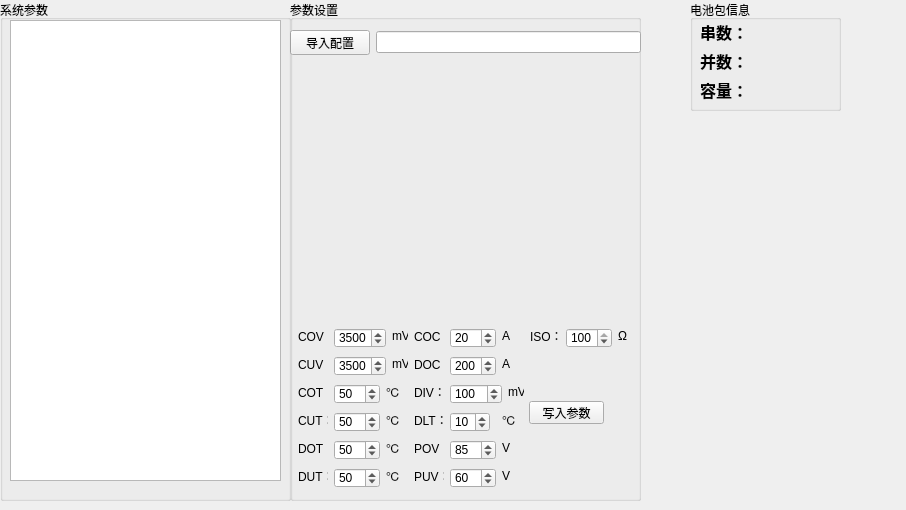
This is SysPraModel.ui in zhuyanliang/GlobelCanTools as Qt 5 draws it before an edit. The edited form follows.
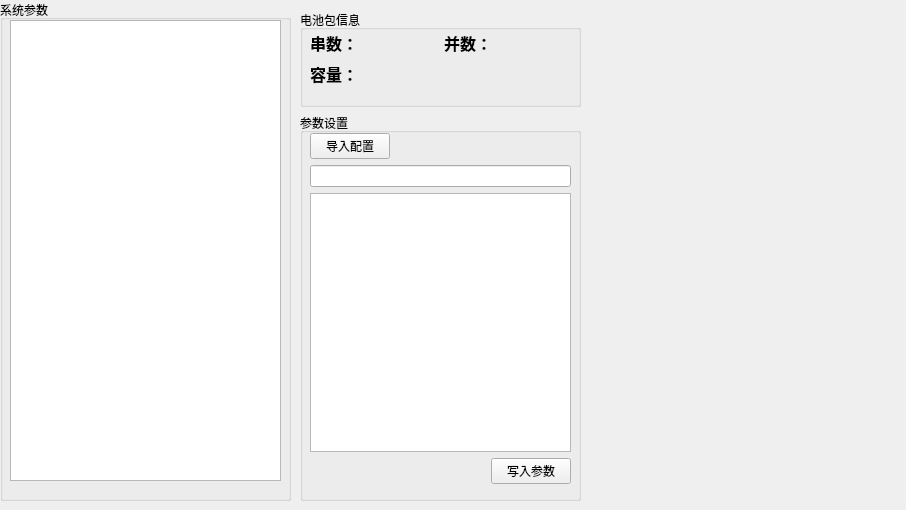
This is the edited form.

Commit message: setConfig function is ok

```diff
--- a/SysPraModel.ui
+++ b/SysPraModel.ui
@@ -13,773 +13,6 @@
   <property name="windowTitle">
    <string>Form</string>
   </property>
-  <widget class="QGroupBox" name="groupBox">
-   <property name="geometry">
-    <rect>
-     <x>290</x>
-     <y>0</y>
-     <width>351</width>
-     <height>501</height>
-    </rect>
-   </property>
-   <property name="title">
-    <string>参数设置</string>
-   </property>
-   <widget class="QPushButton" name="pushButtonWritePra">
-    <property name="geometry">
-     <rect>
-      <x>239</x>
-      <y>401</y>
-      <width>75</width>
-      <height>23</height>
-     </rect>
-    </property>
-    <property name="text">
-     <string>写入参数</string>
-    </property>
-   </widget>
-   <widget class="QSpinBox" name="spinBoxCOT">
-    <property name="geometry">
-     <rect>
-      <x>44</x>
-      <y>384</y>
-      <width>46</width>
-      <height>20</height>
-     </rect>
-    </property>
-    <property name="minimum">
-     <number>-50</number>
-    </property>
-    <property name="maximum">
-     <number>100</number>
-    </property>
-    <property name="value">
-     <number>50</number>
-    </property>
-   </widget>
-   <widget class="QLabel" name="labelSetCOV_3">
-    <property name="geometry">
-     <rect>
-      <x>8</x>
-      <y>384</y>
-      <width>30</width>
-      <height>16</height>
-     </rect>
-    </property>
-    <property name="text">
-     <string>COT：</string>
-    </property>
-   </widget>
-   <widget class="QLabel" name="label_27">
-    <property name="geometry">
-     <rect>
-      <x>96</x>
-      <y>384</y>
-      <width>16</width>
-      <height>16</height>
-     </rect>
-    </property>
-    <property name="text">
-     <string>℃</string>
-    </property>
-   </widget>
-   <widget class="QLabel" name="label_28">
-    <property name="geometry">
-     <rect>
-      <x>96</x>
-      <y>412</y>
-      <width>16</width>
-      <height>16</height>
-     </rect>
-    </property>
-    <property name="text">
-     <string>℃</string>
-    </property>
-   </widget>
-   <widget class="QSpinBox" name="spinBoxCUT">
-    <property name="geometry">
-     <rect>
-      <x>44</x>
-      <y>412</y>
-      <width>46</width>
-      <height>20</height>
-     </rect>
-    </property>
-    <property name="minimum">
-     <number>-50</number>
-    </property>
-    <property name="maximum">
-     <number>100</number>
-    </property>
-    <property name="value">
-     <number>50</number>
-    </property>
-   </widget>
-   <widget class="QLabel" name="labelSetCOV_4">
-    <property name="geometry">
-     <rect>
-      <x>8</x>
-      <y>412</y>
-      <width>30</width>
-      <height>16</height>
-     </rect>
-    </property>
-    <property name="text">
-     <string>CUT：</string>
-    </property>
-   </widget>
-   <widget class="QSpinBox" name="spinBoxDOT">
-    <property name="geometry">
-     <rect>
-      <x>44</x>
-      <y>440</y>
-      <width>46</width>
-      <height>20</height>
-     </rect>
-    </property>
-    <property name="minimum">
-     <number>-50</number>
-    </property>
-    <property name="maximum">
-     <number>100</number>
-    </property>
-    <property name="value">
-     <number>50</number>
-    </property>
-   </widget>
-   <widget class="QLabel" name="label_29">
-    <property name="geometry">
-     <rect>
-      <x>96</x>
-      <y>440</y>
-      <width>16</width>
-      <height>16</height>
-     </rect>
-    </property>
-    <property name="text">
-     <string>℃</string>
-    </property>
-   </widget>
-   <widget class="QLabel" name="labelSetCOV_5">
-    <property name="geometry">
-     <rect>
-      <x>8</x>
-      <y>440</y>
-      <width>30</width>
-      <height>16</height>
-     </rect>
-    </property>
-    <property name="text">
-     <string>DOT：</string>
-    </property>
-   </widget>
-   <widget class="QLabel" name="labelSetCOV_11">
-    <property name="geometry">
-     <rect>
-      <x>8</x>
-      <y>468</y>
-      <width>30</width>
-      <height>16</height>
-     </rect>
-    </property>
-    <property name="text">
-     <string>DUT：</string>
-    </property>
-   </widget>
-   <widget class="QLabel" name="label_49">
-    <property name="geometry">
-     <rect>
-      <x>96</x>
-      <y>468</y>
-      <width>16</width>
-      <height>16</height>
-     </rect>
-    </property>
-    <property name="text">
-     <string>℃</string>
-    </property>
-   </widget>
-   <widget class="QSpinBox" name="spinBoxDUT">
-    <property name="geometry">
-     <rect>
-      <x>44</x>
-      <y>468</y>
-      <width>46</width>
-      <height>20</height>
-     </rect>
-    </property>
-    <property name="minimum">
-     <number>-50</number>
-    </property>
-    <property name="maximum">
-     <number>100</number>
-    </property>
-    <property name="value">
-     <number>50</number>
-    </property>
-   </widget>
-   <widget class="QSpinBox" name="spinBoxCOV">
-    <property name="geometry">
-     <rect>
-      <x>44</x>
-      <y>328</y>
-      <width>52</width>
-      <height>20</height>
-     </rect>
-    </property>
-    <property name="minimum">
-     <number>2000</number>
-    </property>
-    <property name="maximum">
-     <number>4500</number>
-    </property>
-    <property name="singleStep">
-     <number>100</number>
-    </property>
-    <property name="value">
-     <number>3500</number>
-    </property>
-   </widget>
-   <widget class="QLabel" name="label_25">
-    <property name="geometry">
-     <rect>
-      <x>102</x>
-      <y>328</y>
-      <width>16</width>
-      <height>16</height>
-     </rect>
-    </property>
-    <property name="text">
-     <string>mV</string>
-    </property>
-   </widget>
-   <widget class="QLabel" name="labelSetCOV">
-    <property name="geometry">
-     <rect>
-      <x>8</x>
-      <y>328</y>
-      <width>30</width>
-      <height>16</height>
-     </rect>
-    </property>
-    <property name="text">
-     <string>COV：</string>
-    </property>
-   </widget>
-   <widget class="QLabel" name="labelSetCOV_2">
-    <property name="geometry">
-     <rect>
-      <x>8</x>
-      <y>356</y>
-      <width>30</width>
-      <height>16</height>
-     </rect>
-    </property>
-    <property name="text">
-     <string>CUV：</string>
-    </property>
-   </widget>
-   <widget class="QSpinBox" name="spinBoxCUV">
-    <property name="geometry">
-     <rect>
-      <x>44</x>
-      <y>356</y>
-      <width>52</width>
-      <height>20</height>
-     </rect>
-    </property>
-    <property name="minimum">
-     <number>2000</number>
-    </property>
-    <property name="maximum">
-     <number>4500</number>
-    </property>
-    <property name="singleStep">
-     <number>100</number>
-    </property>
-    <property name="value">
-     <number>3500</number>
-    </property>
-   </widget>
-   <widget class="QLabel" name="label_26">
-    <property name="geometry">
-     <rect>
-      <x>102</x>
-      <y>356</y>
-      <width>16</width>
-      <height>16</height>
-     </rect>
-    </property>
-    <property name="text">
-     <string>mV</string>
-    </property>
-   </widget>
-   <widget class="QLabel" name="label_50">
-    <property name="geometry">
-     <rect>
-      <x>212</x>
-      <y>328</y>
-      <width>16</width>
-      <height>16</height>
-     </rect>
-    </property>
-    <property name="text">
-     <string>A</string>
-    </property>
-   </widget>
-   <widget class="QSpinBox" name="spinBoxCOC">
-    <property name="geometry">
-     <rect>
-      <x>160</x>
-      <y>328</y>
-      <width>46</width>
-      <height>20</height>
-     </rect>
-    </property>
-    <property name="minimum">
-     <number>0</number>
-    </property>
-    <property name="maximum">
-     <number>500</number>
-    </property>
-    <property name="value">
-     <number>20</number>
-    </property>
-   </widget>
-   <widget class="QLabel" name="labelSetCOV_12">
-    <property name="geometry">
-     <rect>
-      <x>124</x>
-      <y>328</y>
-      <width>30</width>
-      <height>16</height>
-     </rect>
-    </property>
-    <property name="text">
-     <string>COC：</string>
-    </property>
-   </widget>
-   <widget class="QSpinBox" name="spinBoxDOC">
-    <property name="geometry">
-     <rect>
-      <x>160</x>
-      <y>356</y>
-      <width>46</width>
-      <height>20</height>
-     </rect>
-    </property>
-    <property name="minimum">
-     <number>0</number>
-    </property>
-    <property name="maximum">
-     <number>500</number>
-    </property>
-    <property name="value">
-     <number>200</number>
-    </property>
-   </widget>
-   <widget class="QLabel" name="labelSetCOV_13">
-    <property name="geometry">
-     <rect>
-      <x>124</x>
-      <y>356</y>
-      <width>30</width>
-      <height>16</height>
-     </rect>
-    </property>
-    <property name="text">
-     <string>DOC：</string>
-    </property>
-   </widget>
-   <widget class="QLabel" name="label_51">
-    <property name="geometry">
-     <rect>
-      <x>212</x>
-      <y>356</y>
-      <width>16</width>
-      <height>16</height>
-     </rect>
-    </property>
-    <property name="text">
-     <string>A</string>
-    </property>
-   </widget>
-   <widget class="QLabel" name="label_52">
-    <property name="geometry">
-     <rect>
-      <x>218</x>
-      <y>384</y>
-      <width>16</width>
-      <height>16</height>
-     </rect>
-    </property>
-    <property name="text">
-     <string>mV</string>
-    </property>
-   </widget>
-   <widget class="QSpinBox" name="spinBoxDIV">
-    <property name="geometry">
-     <rect>
-      <x>160</x>
-      <y>384</y>
-      <width>52</width>
-      <height>20</height>
-     </rect>
-    </property>
-    <property name="minimum">
-     <number>0</number>
-    </property>
-    <property name="maximum">
-     <number>1000</number>
-    </property>
-    <property name="singleStep">
-     <number>10</number>
-    </property>
-    <property name="value">
-     <number>100</number>
-    </property>
-   </widget>
-   <widget class="QLabel" name="labelSetCOV_14">
-    <property name="geometry">
-     <rect>
-      <x>124</x>
-      <y>384</y>
-      <width>30</width>
-      <height>16</height>
-     </rect>
-    </property>
-    <property name="text">
-     <string>DIV：</string>
-    </property>
-   </widget>
-   <widget class="QSpinBox" name="spinBoxDLT">
-    <property name="geometry">
-     <rect>
-      <x>160</x>
-      <y>412</y>
-      <width>40</width>
-      <height>20</height>
-     </rect>
-    </property>
-    <property name="minimum">
-     <number>0</number>
-    </property>
-    <property name="maximum">
-     <number>50</number>
-    </property>
-    <property name="value">
-     <number>10</number>
-    </property>
-   </widget>
-   <widget class="QLabel" name="labelSetCOV_15">
-    <property name="geometry">
-     <rect>
-      <x>124</x>
-      <y>412</y>
-      <width>30</width>
-      <height>16</height>
-     </rect>
-    </property>
-    <property name="text">
-     <string>DLT：</string>
-    </property>
-   </widget>
-   <widget class="QLabel" name="label_53">
-    <property name="geometry">
-     <rect>
-      <x>212</x>
-      <y>412</y>
-      <width>16</width>
-      <height>16</height>
-     </rect>
-    </property>
-    <property name="text">
-     <string>℃</string>
-    </property>
-   </widget>
-   <widget class="QLabel" name="label_54">
-    <property name="geometry">
-     <rect>
-      <x>212</x>
-      <y>440</y>
-      <width>16</width>
-      <height>16</height>
-     </rect>
-    </property>
-    <property name="text">
-     <string>V</string>
-    </property>
-   </widget>
-   <widget class="QLabel" name="labelSetCOV_16">
-    <property name="geometry">
-     <rect>
-      <x>124</x>
-      <y>440</y>
-      <width>30</width>
-      <height>16</height>
-     </rect>
-    </property>
-    <property name="text">
-     <string>POV：</string>
-    </property>
-   </widget>
-   <widget class="QSpinBox" name="spinBoxPOV">
-    <property name="geometry">
-     <rect>
-      <x>160</x>
-      <y>440</y>
-      <width>46</width>
-      <height>20</height>
-     </rect>
-    </property>
-    <property name="minimum">
-     <number>0</number>
-    </property>
-    <property name="maximum">
-     <number>100</number>
-    </property>
-    <property name="singleStep">
-     <number>1</number>
-    </property>
-    <property name="value">
-     <number>85</number>
-    </property>
-   </widget>
-   <widget class="QSpinBox" name="spinBoxCUV_3">
-    <property name="geometry">
-     <rect>
-      <x>160</x>
-      <y>468</y>
-      <width>46</width>
-      <height>20</height>
-     </rect>
-    </property>
-    <property name="minimum">
-     <number>0</number>
-    </property>
-    <property name="maximum">
-     <number>100</number>
-    </property>
-    <property name="singleStep">
-     <number>1</number>
-    </property>
-    <property name="value">
-     <number>60</number>
-    </property>
-   </widget>
-   <widget class="QLabel" name="labelSetCOV_17">
-    <property name="geometry">
-     <rect>
-      <x>124</x>
-      <y>468</y>
-      <width>30</width>
-      <height>16</height>
-     </rect>
-    </property>
-    <property name="text">
-     <string>PUV：</string>
-    </property>
-   </widget>
-   <widget class="QLabel" name="label_55">
-    <property name="geometry">
-     <rect>
-      <x>212</x>
-      <y>468</y>
-      <width>16</width>
-      <height>16</height>
-     </rect>
-    </property>
-    <property name="text">
-     <string>V</string>
-    </property>
-   </widget>
-   <widget class="QSpinBox" name="spinBoxISO">
-    <property name="geometry">
-     <rect>
-      <x>276</x>
-      <y>328</y>
-      <width>46</width>
-      <height>20</height>
-     </rect>
-    </property>
-    <property name="minimum">
-     <number>0</number>
-    </property>
-    <property name="maximum">
-     <number>100</number>
-    </property>
-    <property name="singleStep">
-     <number>1</number>
-    </property>
-    <property name="value">
-     <number>100</number>
-    </property>
-   </widget>
-   <widget class="QLabel" name="label_56">
-    <property name="geometry">
-     <rect>
-      <x>328</x>
-      <y>328</y>
-      <width>16</width>
-      <height>16</height>
-     </rect>
-    </property>
-    <property name="text">
-     <string>Ω</string>
-    </property>
-   </widget>
-   <widget class="QLabel" name="labelSetCOV_18">
-    <property name="geometry">
-     <rect>
-      <x>240</x>
-      <y>328</y>
-      <width>30</width>
-      <height>16</height>
-     </rect>
-    </property>
-    <property name="text">
-     <string>ISO：</string>
-    </property>
-   </widget>
-   <widget class="QWidget" name="">
-    <property name="geometry">
-     <rect>
-      <x>0</x>
-      <y>30</y>
-      <width>351</width>
-      <height>25</height>
-     </rect>
-    </property>
-    <layout class="QHBoxLayout" name="horizontalLayout">
-     <item>
-      <widget class="QPushButton" name="pushButtonImportConfig">
-       <property name="text">
-        <string>导入配置</string>
-       </property>
-      </widget>
-     </item>
-     <item>
-      <widget class="QLineEdit" name="lineEditConfigFilePath"/>
-     </item>
-    </layout>
-   </widget>
-  </widget>
-  <widget class="QGroupBox" name="groupBoxPackInfo">
-   <property name="geometry">
-    <rect>
-     <x>690</x>
-     <y>0</y>
-     <width>151</width>
-     <height>111</height>
-    </rect>
-   </property>
-   <property name="title">
-    <string>电池包信息</string>
-   </property>
-   <widget class="QWidget" name="layoutWidget_2">
-    <property name="geometry">
-     <rect>
-      <x>10</x>
-      <y>20</y>
-      <width>131</width>
-      <height>81</height>
-     </rect>
-    </property>
-    <layout class="QVBoxLayout" name="verticalLayout_3">
-     <item>
-      <layout class="QHBoxLayout" name="horizontalLayout_8" stretch="1,2">
-       <item>
-        <widget class="QLabel" name="label_21">
-         <property name="font">
-          <font>
-           <family>Agency FB</family>
-           <pointsize>12</pointsize>
-           <weight>75</weight>
-           <bold>true</bold>
-          </font>
-         </property>
-         <property name="text">
-          <string>串数：</string>
-         </property>
-        </widget>
-       </item>
-       <item>
-        <widget class="QLabel" name="labelSeriesNum">
-         <property name="text">
-          <string/>
-         </property>
-        </widget>
-       </item>
-      </layout>
-     </item>
-     <item>
-      <layout class="QHBoxLayout" name="horizontalLayout_9" stretch="1,2">
-       <item>
-        <widget class="QLabel" name="label_22">
-         <property name="font">
-          <font>
-           <family>Agency FB</family>
-           <pointsize>12</pointsize>
-           <weight>75</weight>
-           <bold>true</bold>
-          </font>
-         </property>
-         <property name="text">
-          <string>并数：</string>
-         </property>
-        </widget>
-       </item>
-       <item>
-        <widget class="QLabel" name="labelParallelNum">
-         <property name="text">
-          <string/>
-         </property>
-        </widget>
-       </item>
-      </layout>
-     </item>
-     <item>
-      <layout class="QHBoxLayout" name="horizontalLayout_10" stretch="1,2">
-       <item>
-        <widget class="QLabel" name="label_23">
-         <property name="font">
-          <font>
-           <family>Agency FB</family>
-           <pointsize>12</pointsize>
-           <weight>75</weight>
-           <bold>true</bold>
-          </font>
-         </property>
-         <property name="text">
-          <string>容量：</string>
-         </property>
-        </widget>
-       </item>
-       <item>
-        <widget class="QLabel" name="labelCapacity">
-         <property name="text">
-          <string/>
-         </property>
-        </widget>
-       </item>
-      </layout>
-     </item>
-    </layout>
-   </widget>
-   <widget class="QLabel" name="label_24">
-    <property name="geometry">
-     <rect>
-      <x>10</x>
-      <y>120</y>
-      <width>54</width>
-      <height>12</height>
-     </rect>
-    </property>
-    <property name="text">
-     <string/>
-    </property>
-   </widget>
-  </widget>
   <widget class="QGroupBox" name="groupBoxSysPra">
    <property name="geometry">
     <rect>
@@ -803,6 +36,222 @@
     </property>
    </widget>
   </widget>
+  <widget class="QWidget" name="layoutWidget">
+   <property name="geometry">
+    <rect>
+     <x>300</x>
+     <y>10</y>
+     <width>281</width>
+     <height>491</height>
+    </rect>
+   </property>
+   <layout class="QVBoxLayout" name="verticalLayout_3" stretch="1,4">
+    <item>
+     <widget class="QGroupBox" name="groupBoxPackInfo">
+      <property name="title">
+       <string>电池包信息</string>
+      </property>
+      <widget class="QLabel" name="label_24">
+       <property name="geometry">
+        <rect>
+         <x>10</x>
+         <y>120</y>
+         <width>54</width>
+         <height>12</height>
+        </rect>
+       </property>
+       <property name="text">
+        <string/>
+       </property>
+      </widget>
+      <widget class="QWidget" name="layoutWidget">
+       <property name="geometry">
+        <rect>
+         <x>10</x>
+         <y>20</y>
+         <width>261</width>
+         <height>56</height>
+        </rect>
+       </property>
+       <layout class="QVBoxLayout" name="verticalLayout_2">
+        <item>
+         <layout class="QHBoxLayout" name="horizontalLayout_3">
+          <item>
+           <layout class="QHBoxLayout" name="horizontalLayout_8" stretch="1,2">
+            <item>
+             <widget class="QLabel" name="label_21">
+              <property name="font">
+               <font>
+                <family>Agency FB</family>
+                <pointsize>12</pointsize>
+                <weight>75</weight>
+                <bold>true</bold>
+               </font>
+              </property>
+              <property name="text">
+               <string>串数：</string>
+              </property>
+             </widget>
+            </item>
+            <item>
+             <widget class="QLabel" name="labelSeriesNum">
+              <property name="text">
+               <string/>
+              </property>
+             </widget>
+            </item>
+           </layout>
+          </item>
+          <item>
+           <layout class="QHBoxLayout" name="horizontalLayout_9" stretch="1,2">
+            <item>
+             <widget class="QLabel" name="label_22">
+              <property name="font">
+               <font>
+                <family>Agency FB</family>
+                <pointsize>12</pointsize>
+                <weight>75</weight>
+                <bold>true</bold>
+               </font>
+              </property>
+              <property name="text">
+               <string>并数：</string>
+              </property>
+             </widget>
+            </item>
+            <item>
+             <widget class="QLabel" name="labelParallelNum">
+              <property name="text">
+               <string/>
+              </property>
+             </widget>
+            </item>
+           </layout>
+          </item>
+         </layout>
+        </item>
+        <item>
+         <layout class="QHBoxLayout" name="horizontalLayout_4">
+          <item>
+           <layout class="QHBoxLayout" name="horizontalLayout_10" stretch="1,2">
+            <item>
+             <widget class="QLabel" name="label_23">
+              <property name="font">
+               <font>
+                <family>Agency FB</family>
+                <pointsize>12</pointsize>
+                <weight>75</weight>
+                <bold>true</bold>
+               </font>
+              </property>
+              <property name="text">
+               <string>容量：</string>
+              </property>
+             </widget>
+            </item>
+            <item>
+             <widget class="QLabel" name="labelCapacity">
+              <property name="text">
+               <string/>
+              </property>
+             </widget>
+            </item>
+           </layout>
+          </item>
+          <item>
+           <spacer name="horizontalSpacer_3">
+            <property name="orientation">
+             <enum>Qt::Horizontal</enum>
+            </property>
+            <property name="sizeHint" stdset="0">
+             <size>
+              <width>40</width>
+              <height>20</height>
+             </size>
+            </property>
+           </spacer>
+          </item>
+         </layout>
+        </item>
+       </layout>
+      </widget>
+     </widget>
+    </item>
+    <item>
+     <widget class="QGroupBox" name="groupBox">
+      <property name="title">
+       <string>参数设置</string>
+      </property>
+      <widget class="QWidget" name="layoutWidget">
+       <property name="geometry">
+        <rect>
+         <x>10</x>
+         <y>20</y>
+         <width>261</width>
+         <height>351</height>
+        </rect>
+       </property>
+       <layout class="QVBoxLayout" name="verticalLayout">
+        <item>
+         <layout class="QHBoxLayout" name="horizontalLayout">
+          <item>
+           <widget class="QPushButton" name="pushButtonImportConfig">
+            <property name="text">
+             <string>导入配置</string>
+            </property>
+           </widget>
+          </item>
+          <item>
+           <spacer name="horizontalSpacer_2">
+            <property name="orientation">
+             <enum>Qt::Horizontal</enum>
+            </property>
+            <property name="sizeHint" stdset="0">
+             <size>
+              <width>40</width>
+              <height>20</height>
+             </size>
+            </property>
+           </spacer>
+          </item>
+         </layout>
+        </item>
+        <item>
+         <widget class="QLineEdit" name="lineEditConfigFilePath"/>
+        </item>
+        <item>
+         <widget class="QTextEdit" name="textEditConfig"/>
+        </item>
+        <item>
+         <layout class="QHBoxLayout" name="horizontalLayout_2">
+          <item>
+           <spacer name="horizontalSpacer">
+            <property name="orientation">
+             <enum>Qt::Horizontal</enum>
+            </property>
+            <property name="sizeHint" stdset="0">
+             <size>
+              <width>40</width>
+              <height>20</height>
+             </size>
+            </property>
+           </spacer>
+          </item>
+          <item>
+           <widget class="QPushButton" name="pushButtonWritePra">
+            <property name="text">
+             <string>写入参数</string>
+            </property>
+           </widget>
+          </item>
+         </layout>
+        </item>
+       </layout>
+      </widget>
+     </widget>
+    </item>
+   </layout>
+  </widget>
  </widget>
  <resources/>
  <connections/>
```
The commit also changes 7 other files.
